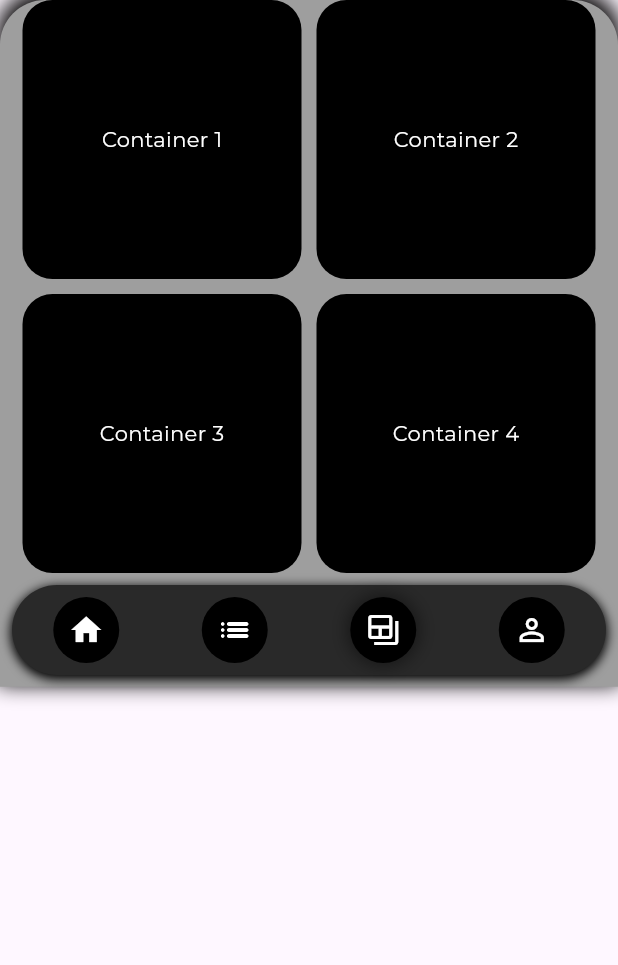
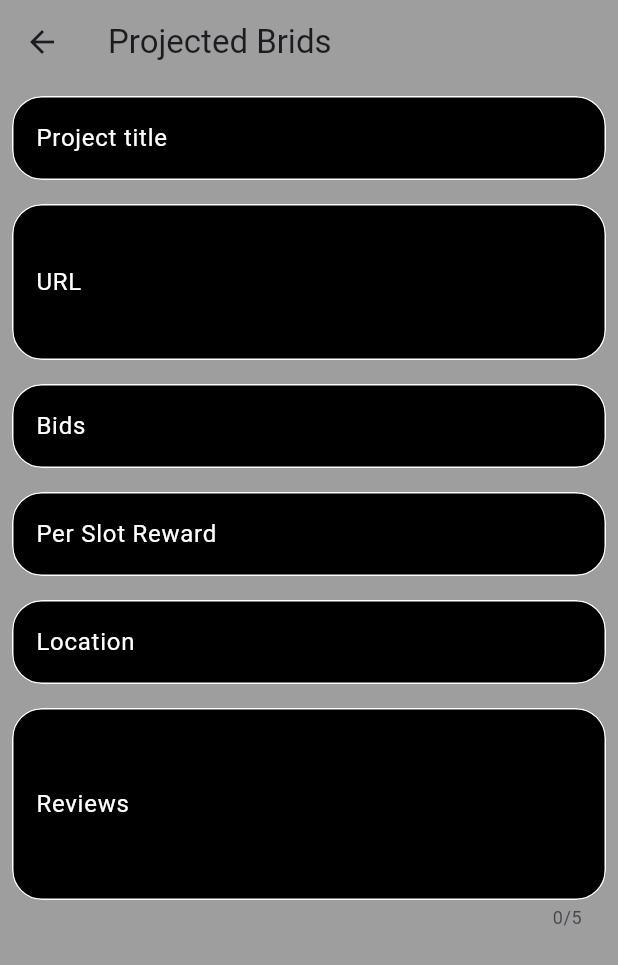
Before and after one commit to vishal701goswami/my_business_review_team, a Flutter app: the UserPaymentSection widget shown alone on an empty page, opened directly, after a tap on the "backup table" icon, on a phone screen of 412 x 824 dp. Shown: the top 965 px of the screen. Run offline on Flutter 3.47's test engine with Material 3 defaults, Android fonts, the phone set to English and light mode, and no system bars; our stand-ins replace dropdown_button2, google_fonts, image_picker.

Commit message:
new page create

```diff
--- a/lib/Menucode.dart
+++ b/lib/Menucode.dart
@@ -2,6 +2,7 @@ import 'package:flutter/cupertino.dart';
 import 'package:flutter/material.dart';
 import 'package:my_business_review_team/List_task.dart';
 import 'package:my_business_review_team/Profilepge.dart';
+import 'package:my_business_review_team/ProjectedBidspage.dart';
 
 class Menu extends StatefulWidget {
   const Menu({super.key});
@@ -195,6 +196,14 @@ class _MenuState extends State<Menu> {
                       });
                     },
                     child: Center(
+                      child: GestureDetector(
+                        onTap: () {
+                          Navigator.push(
+                              context,
+                              CupertinoPageRoute(
+                                builder: (context) => Projects(),
+                              ));
+                        },
                         child: Container(
                           decoration: BoxDecoration(
                               color: Colors.black,
@@ -213,6 +222,7 @@ class _MenuState extends State<Menu> {
                             child: Icon(
                               Icons.backup_table,
                               color: Colors.white,
+                            ),
                           ),
                         ),
                       ),
--- /dev/null
+++ b/lib/ProjectedBidspage.dart
@@ -0,0 +1,182 @@
+import 'package:flutter/material.dart';
+
+class Projects extends StatefulWidget {
+  const Projects({super.key});
+
+  @override
+  State<Projects> createState() => _ProjectsState();
+}
+
+class _ProjectsState extends State<Projects> {
+  @override
+  Widget build(BuildContext context) {
+    return Scaffold(
+      backgroundColor: Colors.grey,
+      appBar: AppBar(
+        backgroundColor: Colors.grey,
+        title: const Text("Projected Brids"),
+      ),
+      body: SingleChildScrollView(
+        child: Column(
+          mainAxisAlignment: MainAxisAlignment.start,
+          crossAxisAlignment: CrossAxisAlignment.start,
+          children: [
+            Padding(
+              padding: const EdgeInsets.all(8.0),
+              child: TextFormField(
+                style: const TextStyle(
+                    color: Colors.white), // Set text color to black
+                cursorColor: Colors.black, // Set cursor color to black
+                decoration: InputDecoration(
+                  labelText: 'Project title',
+                  labelStyle: const TextStyle(color: Colors.white),
+                  filled: true, // Set to true to fill the box with color
+                  fillColor: Colors.black, // Set label text color to white
+                  enabledBorder: OutlineInputBorder(
+                    borderRadius: BorderRadius.circular(20),
+                    borderSide: const BorderSide(
+                        color: Colors.white), // Set border color to black
+                  ),
+                  focusedBorder: OutlineInputBorder(
+                    borderRadius: BorderRadius.circular(30),
+                    borderSide: const BorderSide(
+                        color: Color.fromARGB(255, 223, 192,
+                            192)), // Set focused border color to black
+                  ),
+                ),
+              ),
+            ),
+            Padding(
+              padding: const EdgeInsets.all(8.0),
+              child: TextFormField(
+                maxLines: 3,
+                style: TextStyle(
+                    color: Colors.blue.shade800), // Set text color to black
+                cursorColor: Colors.black, // Set cursor color to black
+                decoration: InputDecoration(
+                  labelText: 'URL',
+                  labelStyle: const TextStyle(color: Colors.white),
+                  filled: true, // Set to true to fill the box with color
+                  fillColor: Colors.black, // Set label text color to white
+                  enabledBorder: OutlineInputBorder(
+                    borderRadius: BorderRadius.circular(20),
+                    borderSide: const BorderSide(
+                        color: Colors.white), // Set border color to black
+                  ),
+                  focusedBorder: OutlineInputBorder(
+                    borderRadius: BorderRadius.circular(30),
+                    borderSide: const BorderSide(
+                        color: Color.fromARGB(255, 223, 192,
+                            192)), // Set focused border color to black
+                  ),
+                ),
+              ),
+            ),
+            Padding(
+              padding: const EdgeInsets.all(8.0),
+              child: TextFormField(
+                style: const TextStyle(
+                    color: Colors.white), // Set text color to black
+                cursorColor: Colors.black, // Set cursor color to black
+                decoration: InputDecoration(
+                  labelText: 'Bids',
+                  labelStyle: const TextStyle(color: Colors.white),
+                  filled: true, // Set to true to fill the box with color
+                  fillColor: Colors.black, // Set label text color to white
+                  enabledBorder: OutlineInputBorder(
+                    borderRadius: BorderRadius.circular(20),
+                    borderSide: const BorderSide(
+                        color: Colors.white), // Set border color to black
+                  ),
+                  focusedBorder: OutlineInputBorder(
+                    borderRadius: BorderRadius.circular(30),
+                    borderSide: const BorderSide(
+                        color: Color.fromARGB(255, 223, 192,
+                            192)), // Set focused border color to black
+                  ),
+                ),
+              ),
+            ),
+            Padding(
+              padding: const EdgeInsets.all(8.0),
+              child: TextFormField(
+                style: const TextStyle(
+                    color: Colors.white), // Set text color to black
+                cursorColor: Colors.black, // Set cursor color to black
+                decoration: InputDecoration(
+                  labelText: 'Per Slot Reward',
+                  labelStyle: const TextStyle(color: Colors.white),
+                  filled: true, // Set to true to fill the box with color
+                  fillColor: Colors.black, // Set label text color to white
+                  enabledBorder: OutlineInputBorder(
+                    borderRadius: BorderRadius.circular(20),
+                    borderSide: const BorderSide(
+                        color: Colors.white), // Set border color to black
+                  ),
+                  focusedBorder: OutlineInputBorder(
+                    borderRadius: BorderRadius.circular(30),
+                    borderSide: const BorderSide(
+                        color: Color.fromARGB(255, 223, 192,
+                            192)), // Set focused border color to black
+                  ),
+                ),
+              ),
+            ),
+            Padding(
+              padding: const EdgeInsets.all(8.0),
+              child: TextFormField(
+                style: const TextStyle(
+                    color: Colors.white), // Set text color to black
+                cursorColor: Colors.black, // Set cursor color to black
+                decoration: InputDecoration(
+                  labelText: 'Location',
+                  labelStyle: const TextStyle(color: Colors.white),
+                  filled: true, // Set to true to fill the box with color
+                  fillColor: Colors.black, // Set label text color to white
+                  enabledBorder: OutlineInputBorder(
+                    borderRadius: BorderRadius.circular(20),
+                    borderSide: const BorderSide(
+                        color: Colors.white), // Set border color to black
+                  ),
+                  focusedBorder: OutlineInputBorder(
+                    borderRadius: BorderRadius.circular(30),
+                    borderSide: const BorderSide(
+                        color: Color.fromARGB(255, 223, 192,
+                            192)), // Set focused border color to black
+                  ),
+                ),
+              ),
+            ),
+            Padding(
+              padding: const EdgeInsets.all(8.0),
+              child: TextFormField(
+                maxLines: 4,
+                maxLength: 5,
+                style: const TextStyle(
+                    color: Colors.white), // Set text color to black
+                cursorColor: Colors.black, // Set cursor color to black
+                decoration: InputDecoration(
+                  labelText: 'Reviews',
+                  labelStyle: const TextStyle(color: Colors.white),
+                  filled: true, // Set to true to fill the box with color
+                  fillColor: Colors.black, // Set label text color to white
+                  enabledBorder: OutlineInputBorder(
+                    borderRadius: BorderRadius.circular(20),
+                    borderSide: const BorderSide(
+                        color: Colors.white), // Set border color to black
+                  ),
+                  focusedBorder: OutlineInputBorder(
+                    borderRadius: BorderRadius.circular(30),
+                    borderSide: const BorderSide(
+                        color: Color.fromARGB(255, 223, 192,
+                            192)), // Set focused border color to black
+                  ),
+                ),
+              ),
+            ),
+          ],
+        ),
+      ),
+    );
+  }
+}
--- a/lib/dashboard.dart
+++ b/lib/dashboard.dart
@@ -328,7 +328,10 @@ class _UserPaymentSectionState extends State<UserPaymentSection> {
               ),
             ],
           ),
-          const Menu()
+          const Stack(
+            alignment: Alignment.bottomCenter,
+            children: [Menu()],
+          ),
         ],
       ),
     );
--- a/lib/forgetpassword.dart
+++ b/lib/forgetpassword.dart
@@ -1,4 +1,5 @@
 import 'package:flutter/material.dart';
+import 'package:flutter/services.dart';
 import 'package:google_fonts/google_fonts.dart';
 
 class ForgetPassword extends StatefulWidget {
@@ -9,17 +10,86 @@ class ForgetPassword extends StatefulWidget {
 }
 
 class _ForgetPasswordState extends State<ForgetPassword> {
+  final _phoneController = TextEditingController();
+  final _EmailController = TextEditingController();
+
   @override
   Widget build(BuildContext context) {
     return Scaffold(
       backgroundColor: Colors.grey,
+      appBar: AppBar(
+        backgroundColor: Colors.grey,
+        title: Text(
+          "Forget password",
+          style: GoogleFonts.merriweather(fontSize: 22, color: Colors.black),
+        ),
+      ),
       body: Column(
-        crossAxisAlignment: CrossAxisAlignment.center,
+        crossAxisAlignment: CrossAxisAlignment.start,
         mainAxisAlignment: MainAxisAlignment.center,
         children: [
-          Text(
-            "Forget password",
-            style: GoogleFonts.merriweather(fontSize: 25),
+          Padding(
+            padding: const EdgeInsets.all(8.0),
+            child: TextFormField(
+              controller: _EmailController,
+              decoration: const InputDecoration(
+                labelText: 'Email',
+                border: OutlineInputBorder(),
+                focusColor: Colors.black,
+                hintText: 'Enter your Email',
+                prefixIcon: Icon(Icons.email_outlined),
+              ),
+              keyboardType: TextInputType.emailAddress,
+              inputFormatters: [
+                FilteringTextInputFormatter.digitsOnly,
+                LengthLimitingTextInputFormatter(10),
+              ],
+            ),
+          ),
+          const SizedBox(
+            height: 20,
+          ),
+          Padding(
+            padding: const EdgeInsets.all(8.0),
+            child: TextFormField(
+              controller: _phoneController,
+              decoration: const InputDecoration(
+                labelText: 'Phone',
+                border: OutlineInputBorder(
+                  borderSide: BorderSide(
+                    color: Colors.black,
+                  ),
+                ),
+                hintText: 'Enter your phone number',
+                prefixIcon: Icon(Icons.phone),
+              ),
+              keyboardType: TextInputType.phone,
+              inputFormatters: [
+                FilteringTextInputFormatter.digitsOnly,
+                LengthLimitingTextInputFormatter(10),
+              ],
+            ),
+          ),
+          const SizedBox(
+            height: 40,
+          ),
+          Center(
+            child: GestureDetector(
+              child: Container(
+                height: 60,
+                width: 200,
+                decoration: BoxDecoration(
+                    borderRadius: BorderRadius.circular(30),
+                    color: Colors.black),
+                child: Center(
+                  child: Text(
+                    "Reset Password",
+                    style:
+                        GoogleFonts.roboto(color: Colors.white, fontSize: 18),
+                  ),
+                ),
+              ),
+            ),
           ),
         ],
       ),
```
Lines whose indentation alone changed are shown as unchanged.
